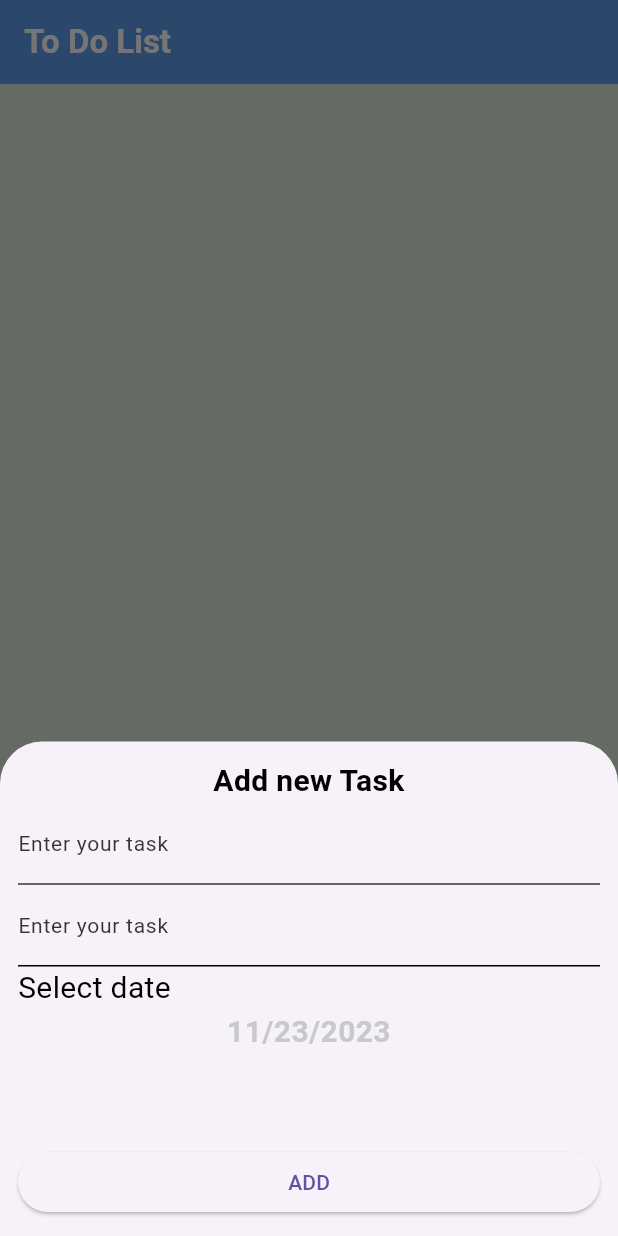
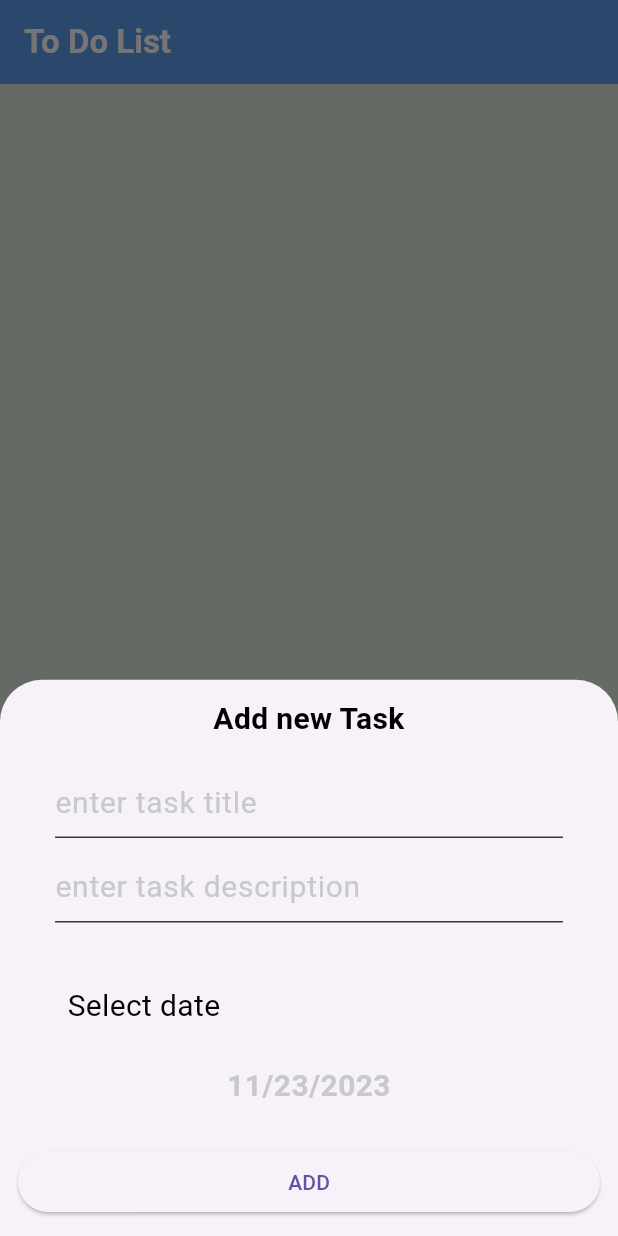
Before and after one commit to Mohamed-lalah/productivity_assistant, a Flutter app: the screen it shows after launch, after a tap on the "add" icon, on a phone screen of 412 x 824 dp. Run offline on Flutter 3.47's test engine with Material 3 defaults, Android fonts, the phone set to English and light mode, and no system bars; drawn by our look-alikes of curved_navigation_bar.

Commit message:
Adding the two textFields

```diff
--- a/lib/ui/screens/bottom_sheets/add_sheet.dart
+++ b/lib/ui/screens/bottom_sheets/add_sheet.dart
@@ -1,6 +1,7 @@
 import 'package:flutter/material.dart';
 import 'package:productivity_assistant/ui/utilities/app_colors.dart';
 import 'package:productivity_assistant/ui/utilities/app_theme.dart';
+import 'package:productivity_assistant/ui/widgets/my_text_field.dart';
 
 class AddSheet extends StatelessWidget {
 
@@ -11,60 +12,26 @@ class AddSheet extends StatelessWidget {
     double height = MediaQuery.of(context).size.height;
     double width = MediaQuery.of(context).size.width;
     return Container(
-      height: height*0.4,
+      height: height*0.45,
       padding: EdgeInsets.all(12),
       child: Column(
         crossAxisAlignment: CrossAxisAlignment.stretch,
         children: [
           Text("Add new Task ",style: AppTheme.bottomSheetTitleTextStyle,textAlign:
           TextAlign.center),
+          SizedBox(height: height*0.02,),
+         MyTextField(hint: "enter task title",),
+          SizedBox(height: height*0.01,),
+          MyTextField(hint: "enter task description"),
+          SizedBox(height: height*0.05,),
 
-          TextField(
-            decoration: InputDecoration(
-              enabledBorder: UnderlineInputBorder(
-                borderSide: BorderSide(
-                  color: AppColors.lightBlack,
-                  width: 1,
-
-                )
-              ),
-              focusedBorder: UnderlineInputBorder(
-                  borderSide: BorderSide(
-                    color: AppColors.lightBlack,
-                    width: 1,
-
-                  )
-              ),
-              labelText: "Enter your task ",
-              labelStyle: AppTheme.taskDiscreptionTextStyle
-            ),
+          Padding(
+            padding:  EdgeInsets.only(left: width*0.08),
+            child: Text("Select date ", style: AppTheme.bottomSheetTitleTextStyle.copyWith(
+              fontWeight: FontWeight.normal
+            ),),
           ),
-
-
-          TextField(
-            decoration: InputDecoration(
-                enabledBorder: UnderlineInputBorder(
-                    borderSide: BorderSide(
-                      color: AppColors.black,
-                      width: 1,
-
-                    )
-                ),
-                focusedBorder: UnderlineInputBorder(
-                    borderSide: BorderSide(
-                      color: AppColors.black,
-                      width: 1,
-
-                    )
-                ),
-                labelText: "Enter your task ",
-                labelStyle: AppTheme.taskDiscreptionTextStyle
-            ),
-          ),
-
-          Text("Select date ", style: AppTheme.bottomSheetTitleTextStyle.copyWith(
-            fontWeight: FontWeight.normal
-          ),),
+          SizedBox(height: height*0.03,),
 
           Text("11/23/2023",textAlign: TextAlign.center,style: AppTheme.bottomSheetTitleTextStyle.copyWith(
             color: AppColors.grey
--- a/lib/ui/screens/home/home.dart
+++ b/lib/ui/screens/home/home.dart
@@ -52,7 +52,12 @@ class _HomeState extends State<Home> {
   );
 
   Widget fab()=> FloatingActionButton(onPressed: (){
-    showModalBottomSheet(context: context, builder: (_) => AddSheet());
+    showModalBottomSheet(context: context,
+        isScrollControlled: true,
+        builder: (_) => Padding(
+          padding: MediaQuery.of(context).viewInsets,
+          child: AddSheet(),
+        ));
 
   } , child: Icon(Icons.add),
      );
--- a/lib/ui/utilities/app_theme.dart
+++ b/lib/ui/utilities/app_theme.dart
@@ -34,6 +34,14 @@ abstract class AppTheme {
     fontSize: 20,
     color: AppColors.black,
   );
+
+  static  TextStyle bottomSheetHintTextStyle=  TextStyle(
+    fontWeight: FontWeight.normal,
+    fontSize: 20,
+    color: AppColors.grey,
+  );
+
+
 
   static ThemeData lightTheme= ThemeData(
     primaryColor: AppColors.primiary,
--- /dev/null
+++ b/lib/ui/widgets/my_text_field.dart
@@ -0,0 +1,39 @@
+import 'package:flutter/material.dart';
+import 'package:productivity_assistant/ui/utilities/app_colors.dart';
+import 'package:productivity_assistant/ui/utilities/app_theme.dart';
+
+class MyTextField extends StatelessWidget {
+
+
+  String? hint;
+  MyTextField({ this.hint});
+
+  @override
+  Widget build(BuildContext context) {
+    double height = MediaQuery.of(context).size.height;
+    double width = MediaQuery.of(context).size.width;
+    return Padding(
+      padding:  EdgeInsets.only(left: width*0.06, right:width*0.06 ),
+      child: TextField(
+        decoration: InputDecoration(
+            enabledBorder: UnderlineInputBorder(
+                borderSide: BorderSide(
+                  color: AppColors.lightBlack,
+                  width: 1,
+
+                )
+            ),
+            focusedBorder: UnderlineInputBorder(
+                borderSide: BorderSide(
+                  color: AppColors.lightBlack,
+                  width: 1,
+
+                )
+            ),
+            hintText:hint,
+            hintStyle: AppTheme.bottomSheetHintTextStyle
+        ),
+      ),
+    );
+  }
+}
```
